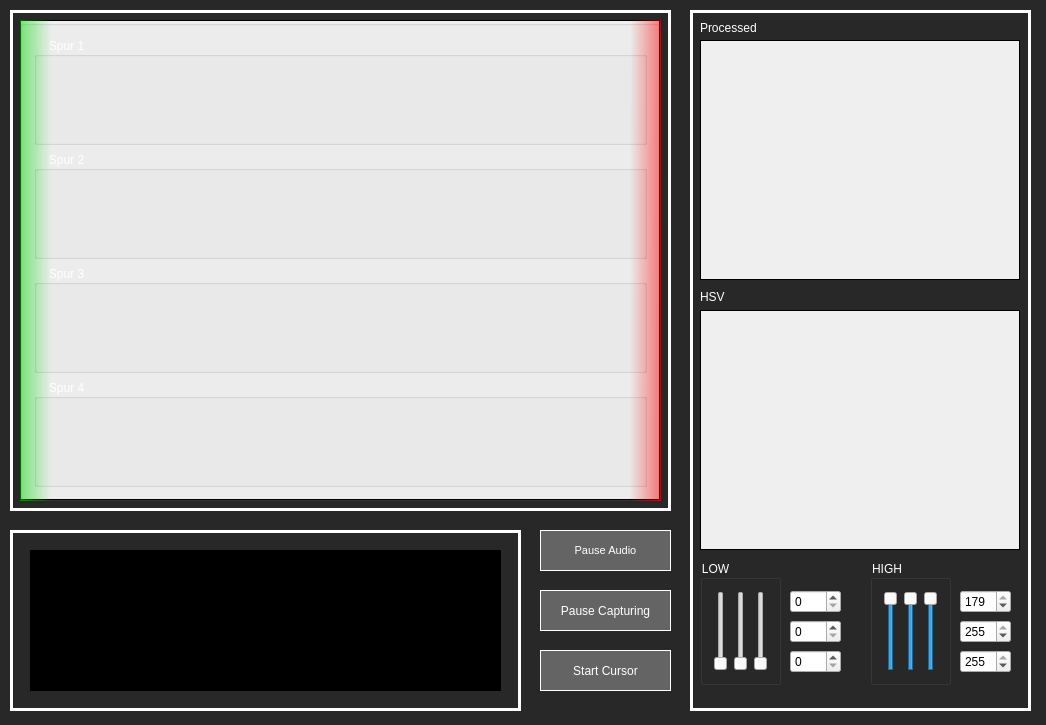
First picture: the form in dialog.ui, repository SebastianBone/RythmMachine, before the edit.
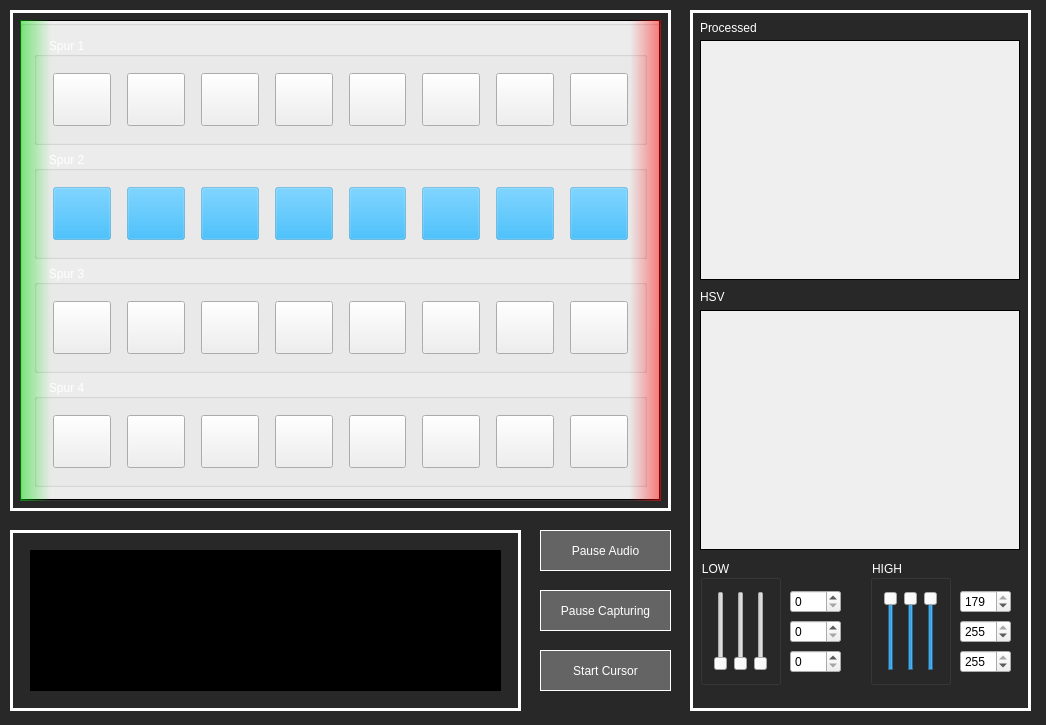
Second picture: the form after the edit. Custom widgets are drawn as their Qt base class.

Commit message: Changed UI for sound buttons

Diff of the .ui file:
```diff
--- a/dialog.ui
+++ b/dialog.ui
@@ -76,7 +76,7 @@
    </property>
    <property name="font">
     <font>
-     <pointsize>8</pointsize>
+     <pointsize>9</pointsize>
     </font>
    </property>
    <property name="autoFillBackground">
@@ -102,6 +102,9 @@
    <property name="text">
     <string>Pause Audio</string>
    </property>
+   <property name="checkable">
+    <bool>true</bool>
+   </property>
    <property name="flat">
     <bool>false</bool>
    </property>
@@ -342,7 +345,7 @@
          </property>
          <property name="styleSheet">
           <string notr="true">QPushButton{
-	border:none;
+	border: 2px solid rgba(255,255,255,.5);
 	background-color: rgba(170, 85, 255,.3);
 	margin:5px;
 }
@@ -351,10 +354,9 @@
 	background-color: rgba(170, 85, 255,.5);
 }
 QPushButton:checked{
-	
+	border: none;
 	background-color: rgba(170, 85, 255,.6);
-}
-</string>
+}</string>
          </property>
          <property name="text">
           <string/>
@@ -407,7 +409,7 @@
          </property>
          <property name="styleSheet">
           <string notr="true">QPushButton{
-	border:none;
+	border: 2px solid rgba(255,255,255,.5);
 	background-color: rgba(170, 85, 255,.3);
 	margin:5px;
 }
@@ -416,10 +418,9 @@
 	background-color: rgba(170, 85, 255,.5);
 }
 QPushButton:checked{
-	
+	border: none;
 	background-color: rgba(170, 85, 255,.6);
-}
-</string>
+}</string>
          </property>
          <property name="text">
           <string/>
@@ -472,7 +473,7 @@
          </property>
          <property name="styleSheet">
           <string notr="true">QPushButton{
-	border:none;
+	border: 2px solid rgba(255,255,255,.5);
 	background-color: rgba(170, 85, 255,.3);
 	margin:5px;
 }
@@ -481,10 +482,9 @@
 	background-color: rgba(170, 85, 255,.5);
 }
 QPushButton:checked{
-	
+	border: none;
 	background-color: rgba(170, 85, 255,.6);
-}
-</string>
+}</string>
          </property>
          <property name="text">
           <string/>
@@ -534,7 +534,7 @@
          </property>
          <property name="styleSheet">
           <string notr="true">QPushButton{
-	border:none;
+	border: 2px solid rgba(255,255,255,.5);
 	background-color: rgba(170, 85, 255,.3);
 	margin:5px;
 }
@@ -543,10 +543,9 @@
 	background-color: rgba(170, 85, 255,.5);
 }
 QPushButton:checked{
-	
+	border: none;
 	background-color: rgba(170, 85, 255,.6);
-}
-</string>
+}</string>
          </property>
          <property name="text">
           <string/>
@@ -596,7 +595,7 @@
          </property>
          <property name="styleSheet">
           <string notr="true">QPushButton{
-	border:none;
+	border: 2px solid rgba(255,255,255,.5);
 	background-color: rgba(170, 85, 255,.3);
 	margin:5px;
 }
@@ -605,10 +604,9 @@
 	background-color: rgba(170, 85, 255,.5);
 }
 QPushButton:checked{
-	
+	border: none;
 	background-color: rgba(170, 85, 255,.6);
-}
-</string>
+}</string>
          </property>
          <property name="text">
           <string/>
@@ -661,7 +659,7 @@
          </property>
          <property name="styleSheet">
           <string notr="true">QPushButton{
-	border:none;
+	border: 2px solid rgba(255,255,255,.5);
 	background-color: rgba(170, 85, 255,.3);
 	margin:5px;
 }
@@ -670,10 +668,9 @@
 	background-color: rgba(170, 85, 255,.5);
 }
 QPushButton:checked{
-	
+	border: none;
 	background-color: rgba(170, 85, 255,.6);
-}
-</string>
+}</string>
          </property>
          <property name="text">
           <string/>
@@ -723,7 +720,7 @@
          </property>
          <property name="styleSheet">
           <string notr="true">QPushButton{
-	border:none;
+	border: 2px solid rgba(255,255,255,.5);
 	background-color: rgba(170, 85, 255,.3);
 	margin:5px;
 }
@@ -732,10 +729,9 @@
 	background-color: rgba(170, 85, 255,.5);
 }
 QPushButton:checked{
-	
+	border: none;
 	background-color: rgba(170, 85, 255,.6);
-}
-</string>
+}</string>
          </property>
          <property name="text">
           <string/>
@@ -785,7 +781,7 @@
          </property>
          <property name="styleSheet">
           <string notr="true">QPushButton{
-	border:none;
+	border: 2px solid rgba(255,255,255,.5);
 	background-color: rgba(170, 85, 255,.3);
 	margin:5px;
 }
@@ -794,10 +790,9 @@
 	background-color: rgba(170, 85, 255,.5);
 }
 QPushButton:checked{
-	
+	border: none;
 	background-color: rgba(170, 85, 255,.6);
-}
-</string>
+}</string>
          </property>
          <property name="text">
           <string/>
@@ -967,7 +962,7 @@
          </property>
          <property name="styleSheet">
           <string notr="true">QPushButton{
-	border:none;
+	border: 2px solid rgba(255,255,255,.5);
 	background-color: rgba(0, 170, 255,.3);
 	margin:5px;
 }
@@ -976,7 +971,7 @@
 	background-color: rgba(0, 170, 255,.5);
 }
 QPushButton:checked{
-	
+	border:none;
 	background-color: rgba(0, 170, 255,.6);
 }
 </string>
@@ -1125,7 +1120,7 @@
          </property>
          <property name="styleSheet">
           <string notr="true">QPushButton{
-	border:none;
+	border: 2px solid rgba(255,255,255,.5);
 	background-color: rgba(0, 170, 255,.3);
 	margin:5px;
 }
@@ -1134,7 +1129,7 @@
 	background-color: rgba(0, 170, 255,.5);
 }
 QPushButton:checked{
-	
+	border:none;
 	background-color: rgba(0, 170, 255,.6);
 }
 </string>
@@ -1283,7 +1278,7 @@
          </property>
          <property name="styleSheet">
           <string notr="true">QPushButton{
-	border:none;
+	border: 2px solid rgba(255,255,255,.5);
 	background-color: rgba(0, 170, 255,.3);
 	margin:5px;
 }
@@ -1292,7 +1287,7 @@
 	background-color: rgba(0, 170, 255,.5);
 }
 QPushButton:checked{
-	
+	border:none;
 	background-color: rgba(0, 170, 255,.6);
 }
 </string>
@@ -1444,7 +1439,7 @@
          </property>
          <property name="styleSheet">
           <string notr="true">QPushButton{
-	border:none;
+	border: 2px solid rgba(255,255,255,.5);
 	background-color: rgba(0, 170, 255,.3);
 	margin:5px;
 }
@@ -1453,7 +1448,7 @@
 	background-color: rgba(0, 170, 255,.5);
 }
 QPushButton:checked{
-	
+	border:none;
 	background-color: rgba(0, 170, 255,.6);
 }
 </string>
@@ -1602,7 +1597,7 @@
          </property>
          <property name="styleSheet">
           <string notr="true">QPushButton{
-	border:none;
+	border: 2px solid rgba(255,255,255,.5);
 	background-color: rgba(0, 170, 255,.3);
 	margin:5px;
 }
@@ -1611,7 +1606,7 @@
 	background-color: rgba(0, 170, 255,.5);
 }
 QPushButton:checked{
-	
+	border:none;
 	background-color: rgba(0, 170, 255,.6);
 }
 </string>
@@ -1760,7 +1755,7 @@
          </property>
          <property name="styleSheet">
           <string notr="true">QPushButton{
-	border:none;
+	border: 2px solid rgba(255,255,255,.5);
 	background-color: rgba(0, 170, 255,.3);
 	margin:5px;
 }
@@ -1769,7 +1764,7 @@
 	background-color: rgba(0, 170, 255,.5);
 }
 QPushButton:checked{
-	
+	border:none;
 	background-color: rgba(0, 170, 255,.6);
 }
 </string>
@@ -1918,7 +1913,7 @@
          </property>
          <property name="styleSheet">
           <string notr="true">QPushButton{
-	border:none;
+	border: 2px solid rgba(255,255,255,.5);
 	background-color: rgba(0, 170, 255,.3);
 	margin:5px;
 }
@@ -1927,7 +1922,7 @@
 	background-color: rgba(0, 170, 255,.5);
 }
 QPushButton:checked{
-	
+	border:none;
 	background-color: rgba(0, 170, 255,.6);
 }
 </string>
@@ -2076,7 +2071,7 @@
          </property>
          <property name="styleSheet">
           <string notr="true">QPushButton{
-	border:none;
+	border: 2px solid rgba(255,255,255,.5);
 	background-color: rgba(0, 170, 255,.3);
 	margin:5px;
 }
@@ -2085,7 +2080,7 @@
 	background-color: rgba(0, 170, 255,.5);
 }
 QPushButton:checked{
-	
+	border:none;
 	background-color: rgba(0, 170, 255,.6);
 }
 </string>
@@ -2123,7 +2118,7 @@
          </property>
          <property name="styleSheet">
           <string notr="true">QPushButton{
-	border:none;
+	border: 2px solid rgba(255,255,255,.5);
 	background-color: rgba(255,255,0,.3);
 	margin:5px;
 }
@@ -2132,7 +2127,7 @@
 	background-color: rgba(255,255,0,.5);
 }
 QPushButton:checked{
-	
+	border:none;
 	background-color: rgba(255,255,0,.6);
 }
 </string>
@@ -2155,7 +2150,7 @@
          </property>
          <property name="styleSheet">
           <string notr="true">QPushButton{
-	border:none;
+	border: 2px solid rgba(255,255,255,.5);
 	background-color: rgba(255,255,0,.3);
 	margin:5px;
 }
@@ -2164,7 +2159,7 @@
 	background-color: rgba(255,255,0,.5);
 }
 QPushButton:checked{
-	
+	border:none;
 	background-color: rgba(255,255,0,.6);
 }
 </string>
@@ -2187,7 +2182,7 @@
          </property>
          <property name="styleSheet">
           <string notr="true">QPushButton{
-	border:none;
+	border: 2px solid rgba(255,255,255,.5);
 	background-color: rgba(255,255,0,.3);
 	margin:5px;
 }
@@ -2196,7 +2191,7 @@
 	background-color: rgba(255,255,0,.5);
 }
 QPushButton:checked{
-	
+	border:none;
 	background-color: rgba(255,255,0,.6);
 }
 </string>
@@ -2219,7 +2214,7 @@
          </property>
          <property name="styleSheet">
           <string notr="true">QPushButton{
-	border:none;
+	border: 2px solid rgba(255,255,255,.5);
 	background-color: rgba(255,255,0,.3);
 	margin:5px;
 }
@@ -2228,7 +2223,7 @@
 	background-color: rgba(255,255,0,.5);
 }
 QPushButton:checked{
-	
+	border:none;
 	background-color: rgba(255,255,0,.6);
 }
 </string>
@@ -2251,7 +2246,7 @@
          </property>
          <property name="styleSheet">
           <string notr="true">QPushButton{
-	border:none;
+	border: 2px solid rgba(255,255,255,.5);
 	background-color: rgba(255,255,0,.3);
 	margin:5px;
 }
@@ -2260,7 +2255,7 @@
 	background-color: rgba(255,255,0,.5);
 }
 QPushButton:checked{
-	
+	border:none;
 	background-color: rgba(255,255,0,.6);
 }
 </string>
@@ -2283,7 +2278,7 @@
          </property>
          <property name="styleSheet">
           <string notr="true">QPushButton{
-	border:none;
+	border: 2px solid rgba(255,255,255,.5);
 	background-color: rgba(255,255,0,.3);
 	margin:5px;
 }
@@ -2292,7 +2287,7 @@
 	background-color: rgba(255,255,0,.5);
 }
 QPushButton:checked{
-	
+	border:none;
 	background-color: rgba(255,255,0,.6);
 }
 </string>
@@ -2315,7 +2310,7 @@
          </property>
          <property name="styleSheet">
           <string notr="true">QPushButton{
-	border:none;
+	border: 2px solid rgba(255,255,255,.5);
 	background-color: rgba(255,255,0,.3);
 	margin:5px;
 }
@@ -2324,7 +2319,7 @@
 	background-color: rgba(255,255,0,.5);
 }
 QPushButton:checked{
-	
+	border:none;
 	background-color: rgba(255,255,0,.6);
 }
 </string>
@@ -2347,7 +2342,7 @@
          </property>
          <property name="styleSheet">
           <string notr="true">QPushButton{
-	border:none;
+	border: 2px solid rgba(255,255,255,.5);
 	background-color: rgba(255,255,0,.3);
 	margin:5px;
 }
@@ -2356,7 +2351,7 @@
 	background-color: rgba(255,255,0,.5);
 }
 QPushButton:checked{
-	
+	border:none;
 	background-color: rgba(255,255,0,.6);
 }
 </string>
@@ -2394,7 +2389,7 @@
          </property>
          <property name="styleSheet">
           <string notr="true">QPushButton{
-	border:none;
+	border: 2px solid rgba(255,255,255,.5);
 	background-color: rgba(255,170,0,.3);
 	margin:5px;
 }
@@ -2403,7 +2398,7 @@
 	background-color: rgba(255,170,0,.5);
 }
 QPushButton:checked{
-	
+	border:none;
 	background-color: rgba(255,170,0,.6);
 }
 </string>
@@ -2426,7 +2421,7 @@
          </property>
          <property name="styleSheet">
           <string notr="true">QPushButton{
-	border:none;
+	border: 2px solid rgba(255,255,255,.5);
 	background-color: rgba(255,170,0,.3);
 	margin:5px;
 }
@@ -2435,7 +2430,7 @@
 	background-color: rgba(255,170,0,.5);
 }
 QPushButton:checked{
-	
+	border:none;
 	background-color: rgba(255,170,0,.6);
 }
 </string>
@@ -2458,7 +2453,7 @@
          </property>
          <property name="styleSheet">
           <string notr="true">QPushButton{
-	border:none;
+	border: 2px solid rgba(255,255,255,.5);
 	background-color: rgba(255,170,0,.3);
 	margin:5px;
 }
@@ -2467,7 +2462,7 @@
 	background-color: rgba(255,170,0,.5);
 }
 QPushButton:checked{
-	
+	border:none;
 	background-color: rgba(255,170,0,.6);
 }
 </string>
@@ -2490,7 +2485,7 @@
          </property>
          <property name="styleSheet">
           <string notr="true">QPushButton{
-	border:none;
+	border: 2px solid rgba(255,255,255,.5);
 	background-color: rgba(255,170,0,.3);
 	margin:5px;
 }
@@ -2499,7 +2494,7 @@
 	background-color: rgba(255,170,0,.5);
 }
 QPushButton:checked{
-	
+	border:none;
 	background-color: rgba(255,170,0,.6);
 }
 </string>
@@ -2522,7 +2517,7 @@
          </property>
          <property name="styleSheet">
           <string notr="true">QPushButton{
-	border:none;
+	border: 2px solid rgba(255,255,255,.5);
 	background-color: rgba(255,170,0,.3);
 	margin:5px;
 }
@@ -2531,7 +2526,7 @@
 	background-color: rgba(255,170,0,.5);
 }
 QPushButton:checked{
-	
+	border:none;
 	background-color: rgba(255,170,0,.6);
 }
 </string>
@@ -2554,7 +2549,7 @@
          </property>
          <property name="styleSheet">
           <string notr="true">QPushButton{
-	border:none;
+	border: 2px solid rgba(255,255,255,.5);
 	background-color: rgba(255,170,0,.3);
 	margin:5px;
 }
@@ -2563,7 +2558,7 @@
 	background-color: rgba(255,170,0,.5);
 }
 QPushButton:checked{
-	
+	border:none;
 	background-color: rgba(255,170,0,.6);
 }
 </string>
@@ -2586,7 +2581,7 @@
          </property>
          <property name="styleSheet">
           <string notr="true">QPushButton{
-	border:none;
+	border: 2px solid rgba(255,255,255,.5);
 	background-color: rgba(255,170,0,.3);
 	margin:5px;
 }
@@ -2595,7 +2590,7 @@
 	background-color: rgba(255,170,0,.5);
 }
 QPushButton:checked{
-	
+	border:none;
 	background-color: rgba(255,170,0,.6);
 }
 </string>
@@ -2618,7 +2613,7 @@
          </property>
          <property name="styleSheet">
           <string notr="true">QPushButton{
-	border:none;
+	border: 2px solid rgba(255,255,255,.5);
 	background-color: rgba(255,170,0,.3);
 	margin:5px;
 }
@@ -2627,7 +2622,7 @@
 	background-color: rgba(255,170,0,.5);
 }
 QPushButton:checked{
-	
+	border:none;
 	background-color: rgba(255,170,0,.6);
 }
 </string>
```
Left out of the diff: 8 changed lines with no effect on the pictures. The commit also changes 1 other file.
